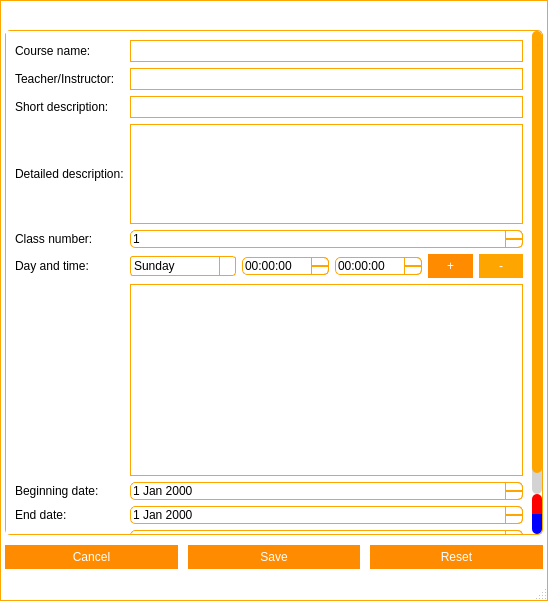
Above: frmmanageclass.ui from Nintersoft/SmartClass before the change. Below: the same form after it.
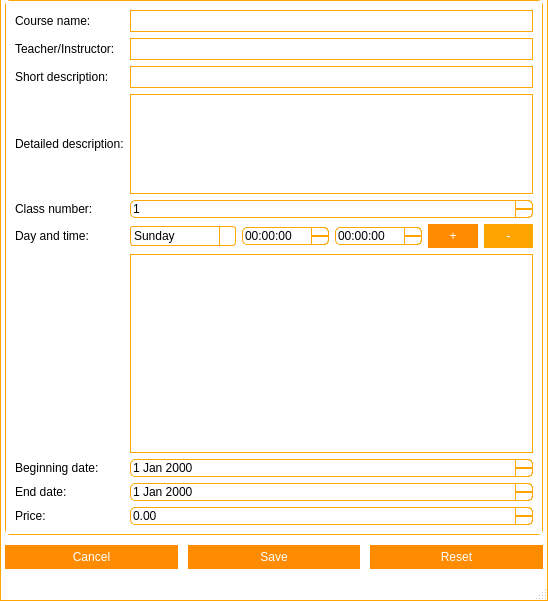
That is the form after the change. Icons and pictures are not drawn. Custom widgets are drawn as their Qt base class.

```diff
--- a/frmmanageclass.ui
+++ b/frmmanageclass.ui
@@ -574,6 +574,553 @@
 }</string>
   </property>
   <widget class="QWidget" name="centralWidget">
+   <property name="styleSheet">
+    <string notr="true">QWidget#titleBar{
+	background-color: #FFF;
+	border-top: 1px solid orange;
+	border-left: 1px solid orange;
+	border-right: 1px solid orange;
+	color: #000;
+}
+
+QWidget#centralWidget, QStatusBar{
+	background-color: #FFF;
+	border-left: 1px solid orange;
+	border-right: 1px solid orange;
+}
+
+QStatusBar{
+	border-bottom: 1px solid orange;
+}
+
+/*QTabWidget::pane {
+    border-top: 1px solid orange;
+}*/
+
+QSlider::handle:horizontal {
+    background: orange;
+}
+
+/* Vertical and horizontal line customization */
+
+QFrame[frameShape=&quot;4&quot;]
+{
+    color: orange;
+}
+
+QFrame[frameShape=&quot;5&quot;]
+{
+    color: orange;
+}
+
+/* QTabWidget elements customization */
+
+QTabWidget::pane {
+/*	border-top: 1px solid orange;*/
+	background: white;
+}
+
+QTabWidget::tab-bar {
+    left: 5px;
+}
+
+QTabBar::tab {
+	background: white;
+    min-width: 120px;
+    min-height: 20px;
+    padding: 2px;
+	border-top-left-radius: 5px;
+	border-top-right-radius: 5px;
+	margin-top: 6px;
+}
+
+QTabBar::tab:selected, QTabBar::tab:hover {
+	background: white;
+	border-top: 1px solid orange;
+	border-right: 1px solid orange;
+	border-left: 1px solid orange;
+}
+
+QTabBar::tab:selected {
+	background: white;
+	border-top: 2px solid orange;
+	border-right: 2px solid orange;
+	border-left: 2px solid orange;
+}
+
+QTabBar::tab:!selected {
+    margin-bottom: 3px;
+}
+
+QTabBar QToolButton{
+	background-color: white;
+	border: none;
+	color: black;
+}
+
+QTabBar QToolButton::hover{
+	background-color: darkorange;
+}
+
+QTabBar QToolButton::pressed{
+	background-color: orange;
+}
+
+QTabBar QToolButton::!enabled{
+	background-color: orange;
+}
+
+QWidget#tabFile, QWidget#tabManagement, QWidget#tabTools, QWidget#tabHelp, QWidget#tabFileLayout, QWidget#tabManagementLayout, QWidget#tabToolsLayout, QWidget#tabHelpLayout, QWidget#screenManagerLayout{
+	background: white;
+}
+
+QLineEdit{
+	border: 1px solid orange;
+	min-height: 20px;
+}
+
+QPlainTextEdit{
+	border: 1px solid orange;
+	min-height: 40px;
+}
+
+QPushButton{
+	background-color: darkorange;
+	border: 5px solid darkorange;
+	color: white;
+}
+
+QPushButton::hover{
+	background-color: orange;
+	border: 5px solid orange;
+}
+
+QPushButton::pressed{
+	background-color: darkorange;
+	border: 5px solid darkorange;
+}
+
+QPushButton::!enabled{
+	background-color: orange;
+	border: 5px solid orange;
+}
+
+/*
+	QScroll Area
+*/
+
+QScrollArea{
+	border: none;
+}
+
+QScrollArea#scrollManager{
+	border: 1px solid orange;
+	border-radius: 5px;
+}
+
+/* QScrollBar Horizontal*/
+
+QScrollBar:horizontal {
+    background: lightgray;
+    height: 10px;
+    margin: 0px 40px 0 0px;
+	border-radius: 5px;
+}
+
+QScrollBar::handle:horizontal {
+    background: orange;
+	border-radius: 5px;
+    min-width: 20px;
+}
+
+QScrollBar::add-line:horizontal {
+    background: blue;
+    width: 20px;
+    subcontrol-position: right;
+    subcontrol-origin: margin;
+	border-top-right-radius: 5px;
+	border-bottom-right-radius: 5px;
+}
+
+QScrollBar::sub-line:horizontal {
+    background: red;
+    width: 20px;
+    subcontrol-position: top right;
+    subcontrol-origin: margin;
+    position: absolute;
+    right: 20px;
+	border-top-left-radius: 5px;
+	border-bottom-left-radius: 5px;
+}
+
+QScrollBar::sub-line:horizontal:hover {
+    background: darkred;
+}
+
+QScrollBar::sub-line:horizontal:pressed {
+    background: red;
+}
+
+QScrollBar::add-line:horizontal:hover {
+    background: darkblue;
+}
+
+QScrollBar::add-line:horizontal:pressed {
+    background: blue;
+}
+
+QScrollBar:left-arrow:horizontal{
+	image: url(:/images/scrollbar/slide_left.PNG);
+    width: 10px;
+    height: 10px;
+}
+
+QScrollBar::right-arrow:horizontal {
+	image: url(:/images/scrollbar/slide_right.PNG);
+    width: 10px;
+    height: 10px;
+}
+
+QScrollBar::add-page:horizontal, QScrollBar::sub-page:horizontal {
+    background: none;
+}
+
+/* QScrollBar Vertical*/
+
+QScrollBar:vertical {
+    background: lightgray;
+    width: 10px;
+    margin: 0px 0px 40px 0px;
+	border-radius: 5px;
+}
+
+QScrollBar::handle:vertical {
+    background: orange;
+	border-radius: 5px;
+    min-width: 20px;
+}
+
+QScrollBar::add-line:vertical {
+    background: blue;
+    height: 20px;
+    subcontrol-position: bottom;
+    subcontrol-origin: margin;
+	border-bottom-right-radius: 5px;
+	border-bottom-left-radius: 5px;
+}
+
+QScrollBar::sub-line:vertical {
+    background: red;
+    height: 20px;
+    subcontrol-position: bottom right;
+    subcontrol-origin: margin;
+    position: absolute;
+    bottom: 20px;
+	border-top-right-radius: 5px;
+	border-top-left-radius: 5px;
+}
+
+QScrollBar::sub-line:vertical:hover {
+    background: darkred;
+}
+
+QScrollBar::sub-line:vertical:pressed {
+    background: red;
+}
+
+QScrollBar::add-line:vertical:hover {
+    background: darkblue;
+}
+
+QScrollBar::add-line:vertical:pressed {
+    background: blue;
+}
+
+QScrollBar:up-arrow:vertical{
+	image: url(:/images/scrollbar/slide_up.PNG);
+	width: 10px;
+    height: 10px;
+}
+
+ QScrollBar::down-arrow:vertical{
+	image: url(:/images/scrollbar/slide_down.PNG);
+	width: 10px;
+    height: 10px;
+}
+
+QScrollBar::add-page:vertical, QScrollBar::sub-page:vertical {
+    background: none;
+}
+
+/*QComboBox*/
+
+QComboBox {
+    border: 1px solid orange;
+	background: white;
+    border-radius: 3px;
+    padding: 1px 18px 1px 3px;
+    min-width: 6em;
+}
+
+QComboBox:editable {
+    background: white;
+}
+
+QComboBox:!editable, QComboBox::drop-down:editable {
+	background: white;
+}
+
+QComboBox:!editable:on, QComboBox::drop-down:editable:on {
+    background: white;
+}
+
+QComboBox:on {
+    padding-top: 3px;
+    padding-left: 4px;
+}
+
+QComboBox::drop-down {
+    subcontrol-origin: padding;
+    subcontrol-position: top right;
+    width: 15px;
+
+    border-left-width: 1px;
+    border-left-color: orange;
+    border-left-style: solid;
+    border-top-right-radius: 3px;
+    border-bottom-right-radius: 3px;
+}
+
+QComboBox::drop-down:hover {
+    background: orange;
+}
+
+QComboBox::down-arrow {
+    image: url(&quot;:/images/buttons/Down_Arrow.PNG&quot;);
+	width: 10px;
+	height: 10px;
+}
+
+QComboBox::down-arrow:on {
+    top: 1px;
+    left: 1px;
+}
+
+QComboBox QAbstractItemView {
+    border: 1px solid orange;
+    selection-background-color: orange;
+    border-top-right-radius: 3px;
+    border-bottom-right-radius: 3px;
+}
+
+QComboBox QAbstractItemView:hover {
+	color: orange;
+}
+
+/*
+ * QToolButton
+ */
+
+QToolButton {
+	background: transparent;
+	border: 1px solid transparent;
+	color: black;
+}
+
+QToolButton::hover {
+	background: darkorange;
+	border: 1px solid darkorange;
+	color: white;
+}
+
+QToolButton::pressed {
+	background: orange;
+	border: 1px solid orange;
+	color: white;
+}
+
+/* QSpinBox  QDateEdit*/
+
+QSpinBox, QDoubleSpinBox, QDateEdit, QDateTimeEdit {
+	border: 1px solid orange;
+	background: white;
+    padding-right: 15px; /* make room for the arrows */
+	border-radius: 5px;
+}
+
+QSpinBox::up-button:disabled,  QSpinBox::up-button:off,
+QSpinBox::down-button:disabled,  QSpinBox::down-button:off,
+QDoubleSpinBox::up-button:disabled,  QDoubleSpinBox::up-button:off,
+QDoubleSpinBox::down-button:disabled,  QDoubleSpinBox::down-button:off,
+QDateEdit::up-button:disabled,  QDateEdit::up-button:off,
+QDateEdit::down-button:disabled,  QDateEdit::down-button:off,
+QDateTimeEdit::up-button:disabled,  QDateTimeEdit::up-button:off,
+QDateTimeEdit::down-button:disabled,  QDateTimeEdit::down-button:off{
+	background: orange;
+}
+
+QSpinBox::up-button, QDoubleSpinBox::up-button, QDateEdit::up-button, QDateTimeEdit::up-button {
+    subcontrol-origin: border;
+    subcontrol-position: top right;
+
+    width: 16px;
+	border: 1px solid orange;
+	border-top-right-radius: 5px;
+}
+
+QSpinBox::up-button:hover, QDoubleSpinBox::up-button:hover, QDateEdit::up-button:hover, QDateTimeEdit::up-button:hover {
+	background: darkorange;
+}
+
+QSpinBox::up-button:pressed, QDoubleSpinBox::up-button:pressed, QDateEdit::up-button:pressed, QDateTimeEdit::up-button:pressed {
+	background: orange;
+}
+
+QSpinBox::up-arrow, QDoubleSpinBox::up-arrow, QDateEdit::up-arrow, QDateTimeEdit::up-arrow {
+    border-image: url(:/images/buttons/Up_Arrow.PNG) 1;
+    width: 7px;
+    height: 7px;
+}
+
+QSpinBox::up-arrow:disabled,
+QSpinBox::up-arrow:off,
+QDoubleSpinBox::up-arrow:disabled,
+QDoubleSpinBox::up-arrow:off,
+QDateEdit::up-arrow:disabled,
+QDateEdit::up-arrow:off,
+QDateTimeEdit::up-arrow:disabled,
+QDateTimeEdit::up-arrow:off {
+   background: transparent;
+}
+
+QSpinBox::down-button,
+QDoubleSpinBox::down-button,
+QDateEdit::down-button,
+QDateTimeEdit::down-button {
+    subcontrol-origin: border;
+    subcontrol-position: bottom right;
+
+    width: 16px;
+	border: 1px solid orange;
+	border-bottom-right-radius: 5px;
+}
+
+QSpinBox::down-button:hover,
+QDoubleSpinBox::down-button:hover,
+QDateEdit::down-button:hover,
+QDateTimeEdit::down-button:hover {
+	background: darkorange;
+}
+
+QSpinBox::down-button:pressed,
+QDoubleSpinBox::down-button:pressed,
+QDateEdit::down-button:pressed,
+QDateTimeEdit::down-button:pressed {
+	background: orange;
+}
+
+QSpinBox::down-arrow,
+QDoubleSpinBox::down-arrow,
+QDateEdit::down-arrow,
+QDateTimeEdit::down-arrow {
+    border-image: url(:/images/buttons/Down_Arrow.PNG) 1;
+    width: 7px;
+    height: 7px;
+}
+
+QSpinBox::down-arrow:disabled,
+QSpinBox::down-arrow:off,
+QDoubleSpinBox::down-arrow:disabled,
+QDoubleSpinBox::down-arrow:off,
+QDateEdit::down-arrow:disabled,
+QDateEdit::down-arrow:off,
+QDateTimeEdit::down-arrow:disabled,
+QDateTimeEdit::down-arrow:off {
+   background: transparent;
+}
+
+/*QCheckBox*/
+
+QCheckBox {
+    spacing: 5px;
+}
+
+QCheckBox::indicator {
+    width: 13px;
+    height: 13px;
+}
+
+QCheckBox::indicator:unchecked {
+    border: 1px solid orange;
+}
+
+QCheckBox::indicator:unchecked:hover {
+    border: 2px solid darkorange;
+}
+
+QCheckBox::indicator:unchecked:pressed {
+    border: 2px solid orange;
+}
+
+QCheckBox::indicator:checked {
+    border: 1px solid orange;
+	image: url(:/images/buttons/Close.PNG);
+}
+
+QCheckBox::indicator:checked:hover {
+    border: 2px solid darkorange;
+	image: url(:/images/buttons/Close.PNG);
+}
+
+QCheckBox::indicator:checked:pressed {
+    border: 2px solid orange;
+	image: url(:/images/buttons/Close.PNG);
+}
+
+QCheckBox::indicator:indeterminate:hover {
+    border: 2px solid darkorange;
+}
+
+QCheckBox::indicator:indeterminate:pressed {
+    border: 2px solid orange;
+}
+
+/*
+ * QTableWidget
+ */
+
+QTableWidget{
+	border: 1px solid orange;
+}
+
+/*
+ * QGroupBox
+ */
+
+QGroupBox {
+    border: 1px solid orange;
+    border-radius: 2px;
+    margin-top: 10px;
+    padding-top: 10px;
+}
+
+QGroupBox::title {
+    subcontrol-origin: margin;
+    subcontrol-position: top middle; /* position at the top center */
+    padding: 5px;
+    background-color: white;
+	border: 1px solid orange;
+	border-radius: 2px;
+}
+
+/*
+ * QListWidget
+ */
+
+QListWidget {
+    border: 1px solid orange;
+}</string>
+   </property>
    <layout class="QGridLayout" name="gridLayout_2">
     <property name="leftMargin">
      <number>0</number>
@@ -591,22 +1138,6 @@
      <number>0</number>
     </property>
     <item row="0" column="0">
-     <widget class="TitleBar" name="titleBar" native="true">
-      <property name="minimumSize">
-       <size>
-        <width>0</width>
-        <height>30</height>
-       </size>
-      </property>
-      <property name="maximumSize">
-       <size>
-        <width>16777215</width>
-        <height>30</height>
-       </size>
-      </property>
-     </widget>
-    </item>
-    <item row="1" column="0">
      <layout class="QGridLayout" name="gridLayout">
       <property name="leftMargin">
        <number>5</number>
@@ -645,8 +1176,8 @@
           <rect>
            <x>0</x>
            <y>0</y>
-           <width>526</width>
-           <height>525</height>
+           <width>536</width>
+           <height>533</height>
           </rect>
          </property>
          <layout class="QGridLayout" name="gridLayout_3">
@@ -874,14 +1405,6 @@
   </widget>
   <widget class="QStatusBar" name="statusBar"/>
  </widget>
- <customwidgets>
-  <customwidget>
-   <class>TitleBar</class>
-   <extends>QWidget</extends>
-   <header>titlebar.h</header>
-   <container>1</container>
-  </customwidget>
- </customwidgets>
  <tabstops>
   <tabstop>edtCourseName</tabstop>
   <tabstop>edtTeacher</tabstop>
```
